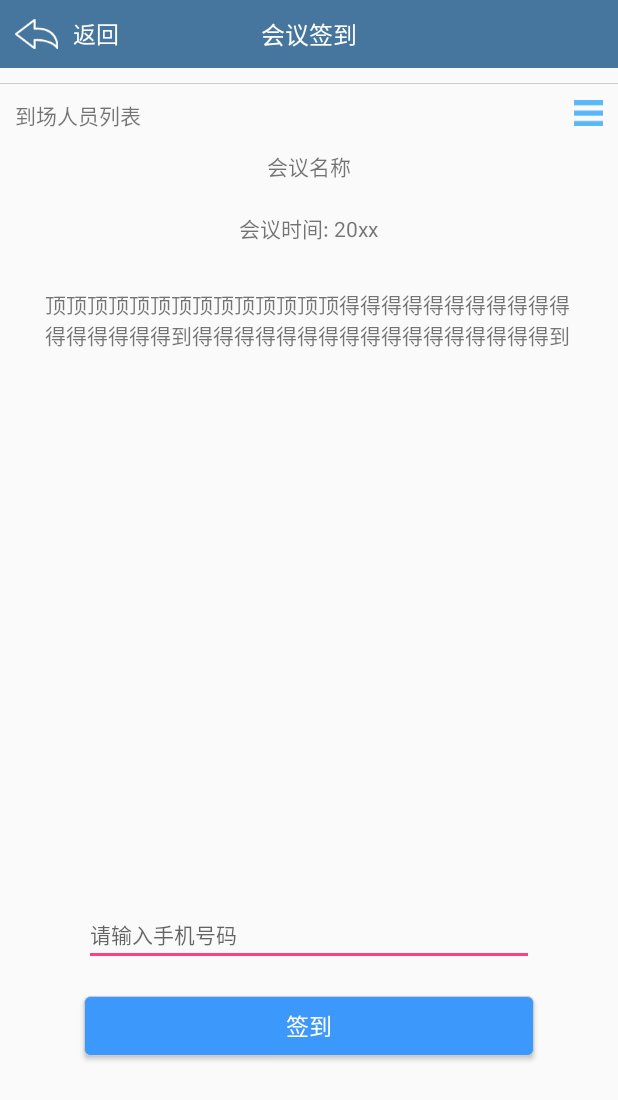
After one commit to liang11970/project, an Android app: the layout activity_meeting_details.xml on its own in the app's theme, with its tools: preview values and no code run, on a phone screen of 412 x 824 dp. The commit adds this screen. Shown: the top 1100 px of the screen. Run offline under Robolectric (Android 15) with nearby library versions, the phone set to English and light mode, and no system bars.

Commit message:
会议相关

```diff
--- a/app/src/main/AndroidManifest.xml
+++ b/app/src/main/AndroidManifest.xml
@@ -47,8 +47,9 @@
                 <category android:name="android.intent.category.LAUNCHER" />
             </intent-filter>
         </activity>
-        <activity android:name="cn.com.hz_project.view.activity.TwoActivity"></activity>
-        <activity android:name="cn.com.hz_project.view.activity.ViewPagerActivity"></activity>
+        <activity android:name="cn.com.hz_project.view.activity.TwoActivity" />
+        <activity android:name="cn.com.hz_project.view.activity.ViewPagerActivity" />
+        <activity android:name="cn.com.hz_project.view.activity.MeetingListActivity"></activity>
     </application>
 
 </manifest>
--- /dev/null
+++ b/app/src/main/res/drawable/shape_signin.xml
@@ -0,0 +1,7 @@
+<?xml version="1.0" encoding="utf-8"?>
+<shape
+  xmlns:android="http://schemas.android.com/apk/res/android">
+    <solid android:color="#3C98FB" />
+    <stroke android:width="0.5dip" android:color="#ffcccccc" />
+    <corners android:radius="4.0dip" />
+</shape>
--- /dev/null
+++ b/app/src/main/res/layout/activity_meeting_details.xml
@@ -0,0 +1,136 @@
+<?xml version="1.0" encoding="utf-8"?>
+<RelativeLayout xmlns:android="http://schemas.android.com/apk/res/android"
+    android:layout_width="match_parent"
+
+    android:layout_height="match_parent"
+    android:orientation="vertical">
+
+
+    <RelativeLayout
+        android:id="@+id/title_meeting"
+        android:layout_width="match_parent"
+        android:layout_height="45.0dip"
+        android:background="#46769E">
+
+
+        <ImageView
+            android:id="@+id/iv_back_meeting"
+            android:layout_width="wrap_content"
+            android:layout_height="wrap_content"
+            android:layout_centerVertical="true"
+            android:padding="10dip"
+            android:src="@mipmap/back" />
+
+        <TextView
+            android:layout_width="wrap_content"
+            android:layout_height="wrap_content"
+            android:layout_centerVertical="true"
+            android:layout_toRightOf="@+id/iv_back_meeting"
+            android:text="返回"
+            android:textColor="@color/city_item_bg_nor"
+
+            android:textSize="15sp" />
+
+        <TextView
+            android:layout_width="wrap_content"
+            android:layout_height="wrap_content"
+            android:layout_centerInParent="true"
+            android:text="会议签到"
+            android:textColor="@color/city_item_bg_nor"
+            android:textSize="16.0sp" />
+
+
+    </RelativeLayout>
+
+
+    <LinearLayout
+        android:layout_width="match_parent"
+        android:layout_height="40dip"
+        android:layout_below="@+id/title_meeting"
+        android:layout_marginTop="10dip"
+        android:orientation="vertical">
+        <include layout="@layout/view_line" />
+
+
+        <RelativeLayout
+            android:id="@+id/rl_meeting_personnelList"
+            android:layout_width="match_parent"
+            android:layout_height="39dp">
+
+
+            <TextView
+                android:id="@+id/tv_Meeting_tv"
+                android:layout_width="wrap_content"
+                android:layout_height="wrap_content"
+                android:padding="10dp"
+                android:text="到场人员列表" />
+
+            <ImageView
+                android:layout_width="wrap_content"
+                android:layout_height="wrap_content"
+                android:layout_alignParentRight="true"
+                android:layout_centerVertical="true"
+                android:padding="10dip"
+                android:src="@mipmap/list" />
+
+        </RelativeLayout>
+
+        <include layout="@layout/view_line" />
+
+
+    </LinearLayout>
+
+    <TextView
+        android:id="@+id/tv_Meeting_Name"
+        android:layout_width="wrap_content"
+        android:layout_height="wrap_content"
+        android:layout_centerHorizontal="true"
+        android:layout_gravity="center_horizontal"
+        android:layout_marginTop="100dip"
+
+        android:text="会议名称" />
+
+    <TextView
+        android:id="@+id/tv_Meeting_Time"
+        android:layout_width="wrap_content"
+        android:layout_height="wrap_content"
+        android:layout_below="@+id/tv_Meeting_Name"
+        android:layout_centerHorizontal="true"
+        android:layout_gravity="center_horizontal"
+        android:layout_marginTop="20dip"
+        android:text="会议时间: 20xx" />
+
+    <TextView
+        android:layout_width="wrap_content"
+        android:layout_height="wrap_content"
+        android:layout_below="@+id/tv_Meeting_Time"
+        android:layout_gravity="center_horizontal"
+        android:padding="30dip"
+        android:text="顶顶顶顶顶顶顶顶顶顶顶顶顶顶得得得得得得得得得得得得得得得得得到得得得得得得得得得得得得得得得得得到" />
+
+
+    <EditText
+        android:layout_width="300dip"
+        android:layout_height="wrap_content"
+        android:layout_above="@+id/bt_meeting_signin"
+
+        android:layout_centerHorizontal="true"
+        android:layout_marginBottom="20dip"
+        android:hint="请输入手机号码"
+        android:phoneNumber="true"
+        android:textSize="14sp" />
+
+    <Button
+        android:id="@+id/bt_meeting_signin"
+        android:layout_width="300dip"
+        android:layout_height="40dip"
+        android:layout_alignParentBottom="true"
+        android:layout_centerHorizontal="true"
+        android:layout_marginBottom="120dip"
+        android:background="@drawable/shape_signin"
+        android:text="签到"
+        android:textColor="@color/city_item_bg_nor"
+        android:textSize="15sp" />
+
+
+</RelativeLayout>
--- /dev/null
+++ b/app/src/main/res/layout/view_line.xml
@@ -0,0 +1,6 @@
+<?xml version="1.0" encoding="utf-8"?>
+<View xmlns:android="http://schemas.android.com/apk/res/android"
+    android:layout_width="fill_parent"
+    android:layout_height="0.30000007dip"
+    android:background="#ffcccccc"
+    android:orientation="vertical" />
```
Also changed, not shown: app/src/main/java/cn/com/hz_project/model/bean/MeetingBean.java (added, +119 -0 lines), app/src/main/java/cn/com/hz_project/model/server/MeetingService.java (added, +15 -0 lines), app/src/main/java/cn/com/hz_project/tools/utils/ToastUtils.java (added, +42 -0 lines), app/src/main/java/cn/com/hz_project/view/activity/MeetingListActivity.java (added, +107 -0 lines), app/src/main/java/cn/com/hz_project/view/adapter/MeetingListAdapter.java (added, +85 -0 lines), app/src/main/java/cn/com/hz_project/view/fragment/HomeFragment.java (+22 -22 lines), app/src/main/res/layout/item_meeting.xml (added, +62 -0 lines), app/src/main/res/mipmap-xhdpi/back_arrow.png (added), app/src/main/res/mipmap-xhdpi/img_meeting.png (added), app/src/main/res/mipmap-xhdpi/list.png (added).
